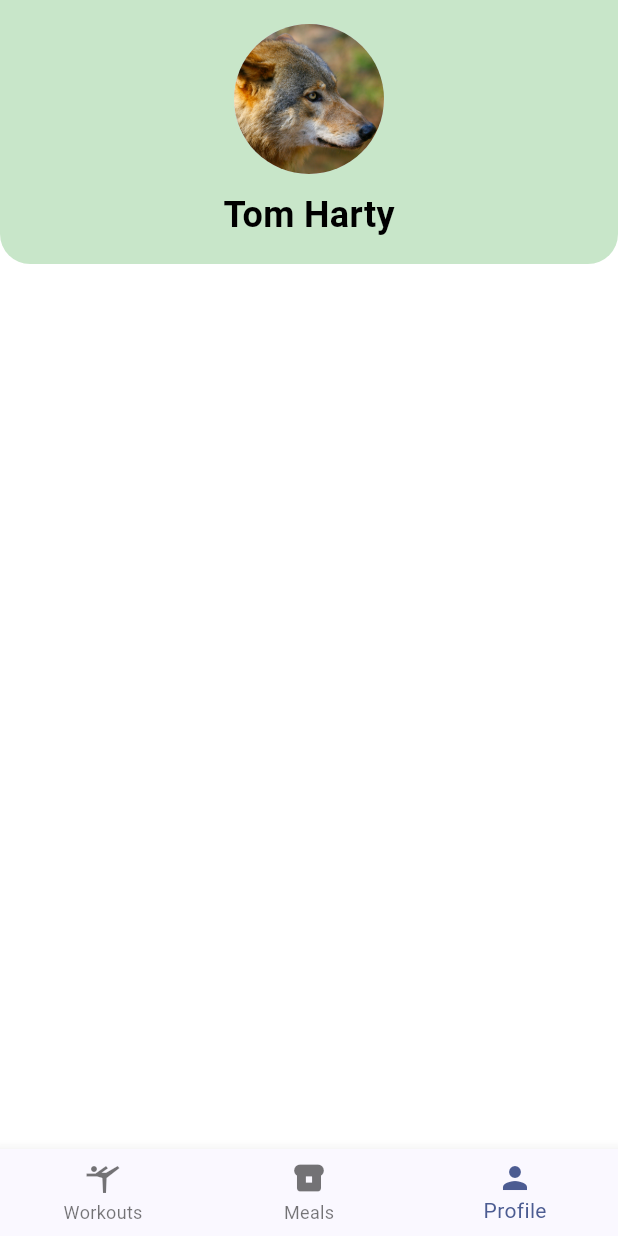
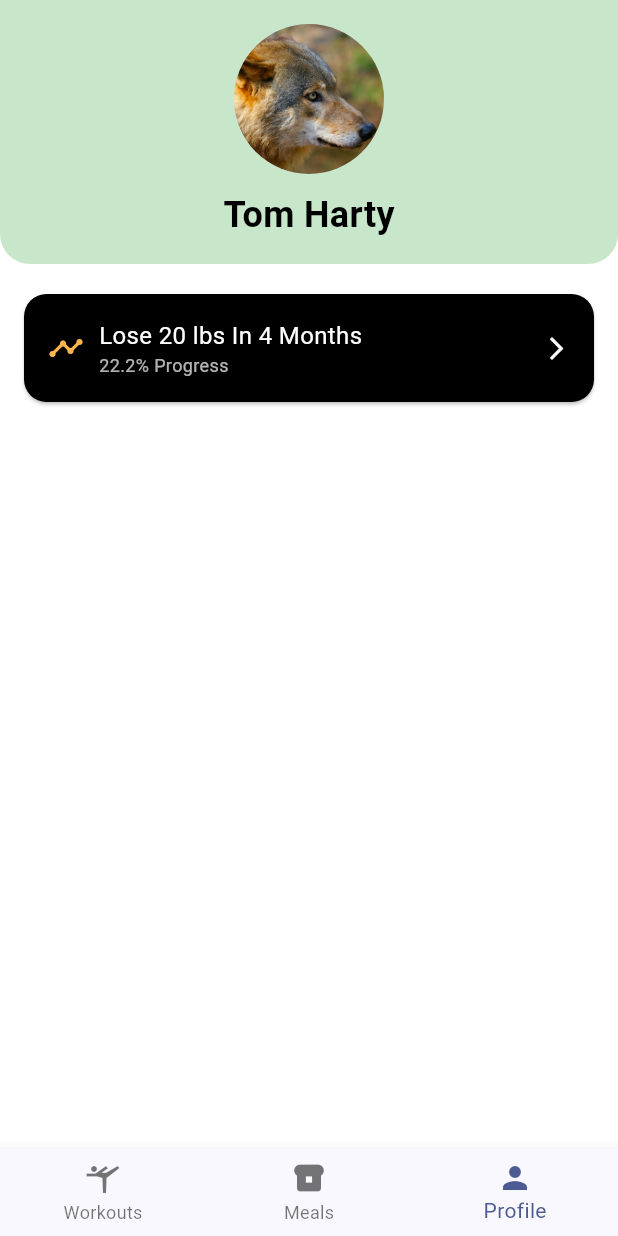
Before and after one commit to sukhaman/GigMaster, a Flutter app: the screen it shows after launch, item 3 of the bottom bar chosen, on a phone screen of 412 x 824 dp. Run offline on Flutter 3.47's test engine with Material 3 defaults, Android fonts, the light colour scheme and no system bars; our stand-ins replace bloc, flutter_riverpod, flutter_svg, riverpod.

Commit message:
Progress Card added to the profile view

```diff
--- a/gigmaster/lib/views/profile_view.dart
+++ b/gigmaster/lib/views/profile_view.dart
@@ -43,6 +43,46 @@ class ProfileView extends StatelessWidget {
               ),
             ),
             const SizedBox(height: 20),
+
+            // Progress Card
+            Card(
+              color: Colors.black,
+              shape: RoundedRectangleBorder(
+                borderRadius: BorderRadius.circular(15.0),
+              ),
+              margin: const EdgeInsets.symmetric(horizontal: 16.0),
+              child: Padding(
+                padding: const EdgeInsets.all(16.0),
+                child: Row(
+                  mainAxisAlignment: MainAxisAlignment.spaceBetween,
+                  children: [
+                    Row(
+                      children: [
+                        Icon(Icons.timeline, color: Colors.orange.shade300),
+                        const SizedBox(width: 10),
+                        const Column(
+                          crossAxisAlignment: CrossAxisAlignment.start,
+                          children: [
+                            Text(
+                              'Lose 20 lbs In 4 Months',
+                              style:
+                                  TextStyle(color: Colors.white, fontSize: 16),
+                            ),
+                            Text(
+                              '22.2% Progress',
+                              style: TextStyle(
+                                  color: Colors.white70, fontSize: 12),
+                            ),
+                          ],
+                        ),
+                      ],
+                    ),
+                    const Icon(Icons.arrow_forward_ios,
+                        color: Colors.white, size: 18),
+                  ],
+                ),
+              ),
+            ),
           ],
         ),
       ),
```
